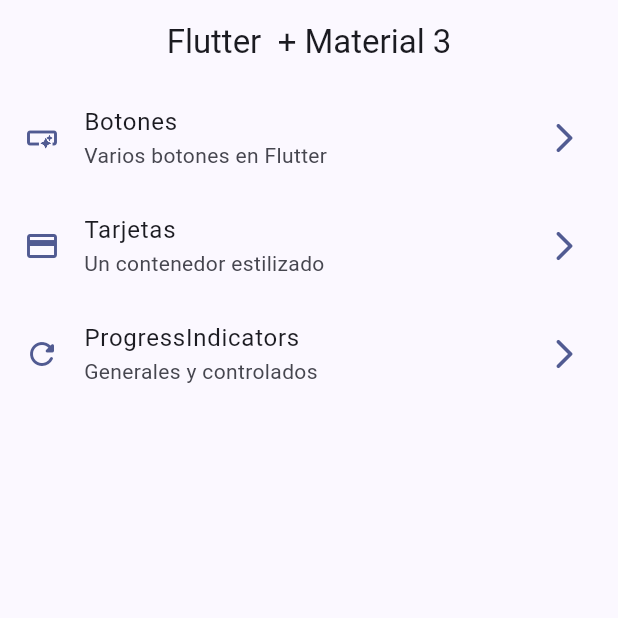
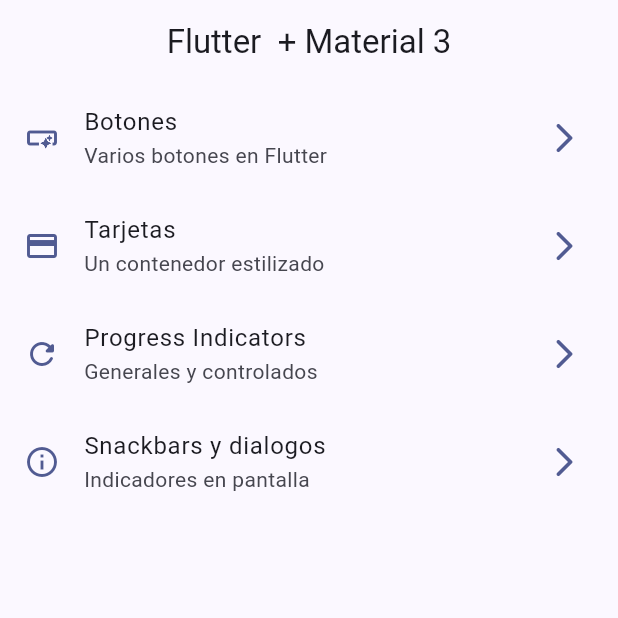
Before and after one commit to pachperdev/widgets_flutter_app, a Flutter app: the screen it shows after launch, on a phone screen of 412 x 824 dp, the top half of it. Run offline on Flutter 3.47's test engine with Material 2 defaults, Android fonts, the phone set to English and light mode, and no system bars; our stand-ins replace go_router.

Commit message:
Snackbars

```diff
--- a/lib/config/menu/menu_items.dart
+++ b/lib/config/menu/menu_items.dart
@@ -25,8 +25,13 @@
       link: '/cards',
       icon: Icons.credit_card),
   MenuItem(
-      title: 'ProgressIndicators',
+      title: 'Progress Indicators',
       subTitle: 'Generales y controlados',
       link: '/progress',
       icon: Icons.refresh_rounded),
+  MenuItem(
+      title: 'Snackbars y dialogos',
+      subTitle: 'Indicadores en pantalla',
+      link: '/snackbars',
+      icon: Icons.info_outline),
 ];
--- a/lib/config/router/app_router.dart
+++ b/lib/config/router/app_router.dart
@@ -25,5 +25,10 @@
       name: ProgressScreen.name,
       builder: (context, state) => const ProgressScreen(),
     ),
+    GoRoute(
+      path: '/snackbars',
+      name: SnackbarScreen.name,
+      builder: (context, state) => const SnackbarScreen(),
+    ),
   ],
 );
--- a/lib/presentation/screens/screens.dart
+++ b/lib/presentation/screens/screens.dart
@@ -1,4 +1,3 @@
-export 'package:flutter/material.dart';
 export 'package:widgets_flutter_app/presentation/screens/animated/animated_screen.dart';
 export 'package:widgets_flutter_app/presentation/screens/app_tutorial/app_turorial_screen.dart';
 export 'package:widgets_flutter_app/presentation/screens/buttons/buttons_screen.dart';
@@ -6,4 +5,5 @@
 export 'package:widgets_flutter_app/presentation/screens/home/home_screen.dart';
 export 'package:widgets_flutter_app/presentation/screens/infinite_scroll/infinite_scroll_screen.dart';
 export 'package:widgets_flutter_app/presentation/screens/progress_screen/progress_screen.dart';
+export 'package:widgets_flutter_app/presentation/screens/snackbar/snackbar_screen.dart';
 export 'package:widgets_flutter_app/presentation/screens/ui_controls/ui_controls_screen.dart';
```
Also changed, not shown: lib/presentation/screens/snackbar/snackbar_screen.dart (+29 -1 lines).
